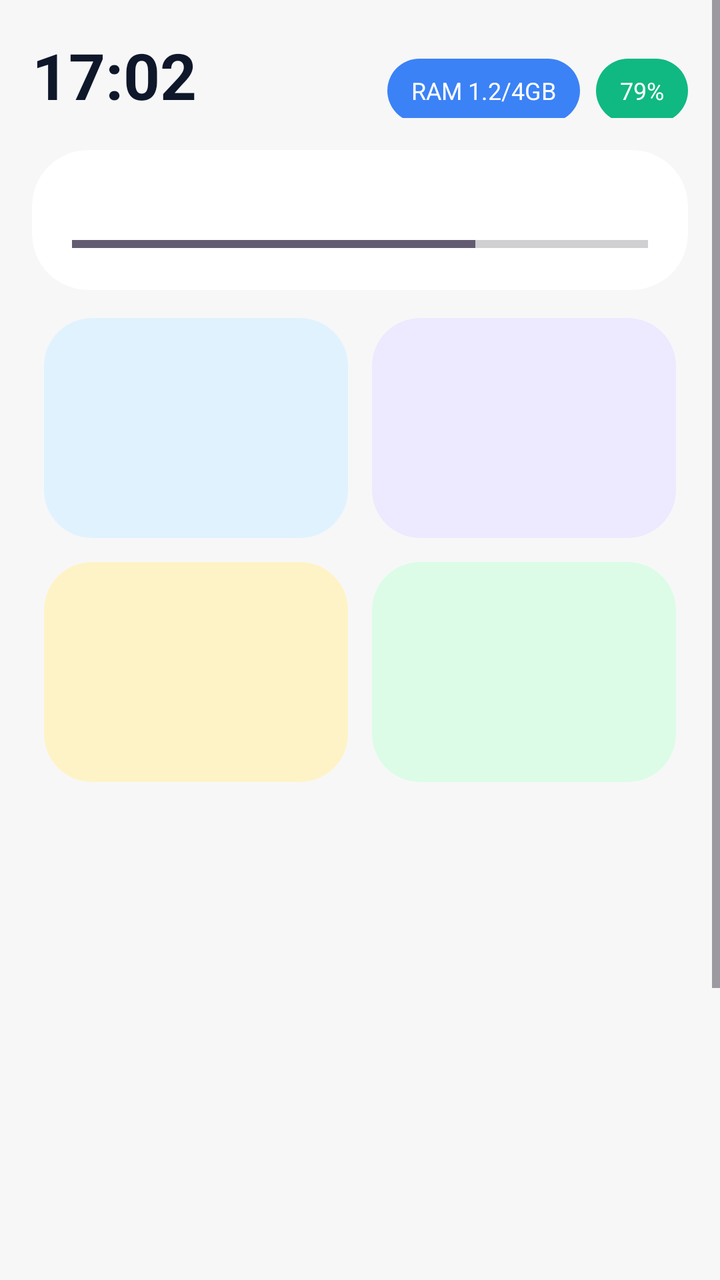
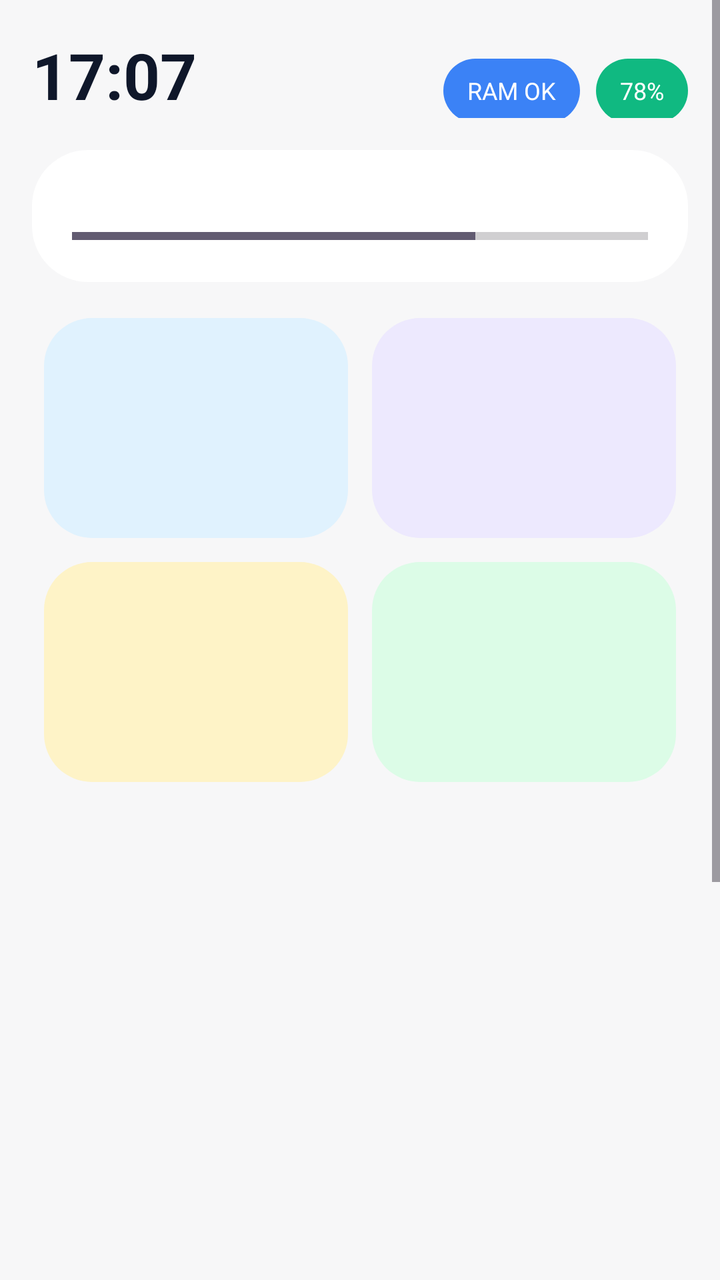

Two renders of the same Android screen: before a commit and after it. Below are the layout's source before the change and the commit's diff.
<!-- AndroidManifest.xml: application theme Theme.Liti -->
<!-- res/layout/activity_main.xml -->
<?xml version="1.0" encoding="utf-8"?>
<ScrollView xmlns:android="http://schemas.android.com/apk/res/android"
    xmlns:app="http://schemas.android.com/apk/res-auto"
    android:layout_width="match_parent"
    android:layout_height="match_parent"
    android:background="#F7F7F8"
    android:fillViewport="true">

<LinearLayout android:layout_width="match_parent" android:layout_height="wrap_content" android:orientation="vertical" android:padding="16dp">

    <LinearLayout android:layout_width="match_parent" android:layout_height="wrap_content" android:orientation="horizontal">
        <TextView android:id="@+id/timeView" android:layout_width="0dp" android:layout_height="wrap_content" android:layout_weight="1" android:text="17:02" android:textSize="32sp" android:textStyle="bold" android:textColor="#0F172A"/>
        <TextView android:id="@+id/ramPill" android:layout_width="wrap_content" android:layout_height="32dp" android:background="@drawable/pill_blue" android:text="RAM 1.2/4GB" android:paddingLeft="12dp" android:paddingRight="12dp" android:gravity="center" android:textColor="#fff" android:textSize="12sp" android:layout_marginEnd="8dp"/>
        <TextView android:id="@+id/batPill" android:layout_width="wrap_content" android:layout_height="32dp" android:background="@drawable/pill_green" android:text="79%" android:paddingLeft="12dp" android:paddingRight="12dp" android:gravity="center" android:textColor="#fff" android:textSize="12sp"/>
    </LinearLayout>

    <androidx.cardview.widget.CardView android:id="@+id/coreCard" android:layout_width="match_parent" android:layout_height="wrap_content" android:layout_marginTop="16dp" app:cardCornerRadius="28dp" app:cardElevation="0dp">
        <LinearLayout android:layout_width="match_parent" android:layout_height="wrap_content" android:orientation="vertical" android:padding="20dp">
            <TextView android:text="HYPER CORE" android:textSize="11sp" android:textColor="#64748B"/>
            <LinearLayout android:layout_width="match_parent" android:layout_height="wrap_content" android:orientation="horizontal" android:layout_marginTop="12dp">
                <LinearLayout android:layout_width="0dp" android:layout_height="wrap_content" android:layout_weight="1" android:orientation="vertical"><TextView android:text="RAM LIBRE" android:textSize="10sp" android:textColor="#64748B"/><TextView android:id="@+id/ramText" android:text="1.2 GB" android:textSize="18sp" android:textStyle="bold"/></LinearLayout>
                <LinearLayout android:layout_width="0dp" android:layout_height="wrap_content" android:layout_weight="1" android:orientation="vertical"><TextView android:text="FPS" android:textSize="10sp" android:textColor="#64748B"/><TextView android:id="@+id/fpsText" android:text="60" android:textSize="18sp" android:textStyle="bold"/></LinearLayout>
            </LinearLayout>
            <ProgressBar android:id="@+id/ramProgress" style="?android:attr/progressBarStyleHorizontal" android:layout_width="match_parent" android:layout_height="6dp" android:layout_marginTop="12dp" android:progress="70" android:max="100"/>
        </LinearLayout>
    </androidx.cardview.widget.CardView>

    <LinearLayout android:layout_width="match_parent" android:layout_height="wrap_content" android:orientation="horizontal" android:layout_marginTop="8dp">
        <androidx.cardview.widget.CardView android:id="@+id/btnClean" android:layout_width="0dp" android:layout_height="110dp" android:layout_weight="1" android:layout_margin="6dp" app:cardCornerRadius="24dp" app:cardElevation="0dp"><LinearLayout android:layout_width="match_parent" android:layout_height="match_parent" android:orientation="vertical" android:padding="16dp" android:background="#E0F2FE"><TextView android:text="🧹" android:textSize="24sp"/><TextView android:text="CLEAN RAM" android:textStyle="bold" android:layout_marginTop="8dp"/><TextView android:text="+850 MB" android:textSize="12sp" android:textColor="#0284C7"/></LinearLayout></androidx.cardview.widget.CardView>
        <androidx.cardview.widget.CardView android:id="@+id/btnNet" android:layout_width="0dp" android:layout_height="110dp" android:layout_weight="1" android:layout_margin="6dp" app:cardCornerRadius="24dp" app:cardElevation="0dp"><LinearLayout android:layout_width="match_parent" android:layout_height="match_parent" android:orientation="vertical" android:padding="16dp" android:background="#EDE9FE"><TextView android:text="⚡" android:textSize="24sp"/><TextView android:text="BOOST NET" android:textStyle="bold" android:layout_marginTop="8dp"/><TextView android:id="@+id/pingText" android:text="Ping 14ms" android:textSize="12sp" android:textColor="#7C3AED"/></LinearLayout></androidx.cardview.widget.CardView>
    </LinearLayout>

    <LinearLayout android:layout_width="match_parent" android:layout_height="wrap_content" android:orientation="horizontal">
        <androidx.cardview.widget.CardView android:id="@+id/btnGame" android:layout_width="0dp" android:layout_height="110dp" android:layout_weight="1" android:layout_margin="6dp" app:cardCornerRadius="24dp" app:cardElevation="0dp"><LinearLayout android:layout_width="match_parent" android:layout_height="match_parent" android:orientation="vertical" android:padding="16dp" android:background="#FEF3C7"><TextView android:text="🎮" android:textSize="24sp"/><TextView android:text="GAME TURBO" android:textStyle="bold" android:layout_marginTop="8dp"/><TextView android:text="Beast Mode" android:textSize="12sp" android:textColor="#D97706"/></LinearLayout></androidx.cardview.widget.CardView>
        <androidx.cardview.widget.CardView android:id="@+id/btnSleep" android:layout_width="0dp" android:layout_height="110dp" android:layout_weight="1" android:layout_margin="6dp" app:cardCornerRadius="24dp" app:cardElevation="0dp"><LinearLayout android:layout_width="match_parent" android:layout_height="match_parent" android:orientation="vertical" android:padding="16dp" android:background="#DCFCE7"><TextView android:text="🌙" android:textSize="24sp"/><TextView android:text="DEEP SLEEP" android:textStyle="bold" android:layout_marginTop="8dp"/><TextView android:text="+3.2h" android:textSize="12sp" android:textColor="#16A34A"/></LinearLayout></androidx.cardview.widget.CardView>
    </LinearLayout>

    <androidx.recyclerview.widget.RecyclerView android:id="@+id/appList" android:layout_width="match_parent" android:layout_height="400dp" android:layout_marginTop="16dp"/>

</LinearLayout>
</ScrollView>
<!-- resources referenced by this layout -->
<resources>
  <!-- drawable pill_blue (drawable) -->
  <shape xmlns:android="http://schemas.android.com/apk/res/android" android:shape="rectangle"><corners android:radius="16dp"/><solid android:color="#3B82F6"/></shape>
  <!-- drawable pill_green (drawable) -->
  <shape xmlns:android="http://schemas.android.com/apk/res/android" android:shape="rectangle"><corners android:radius="16dp"/><solid android:color="#10B981"/></shape>
  <style name="Theme.Liti" parent="Theme.Material3.DayNight.NoActionBar">
      <item name="android:statusBarColor">@android:color/transparent</item>
      <item name="android:navigationBarColor">@android:color/transparent</item>
  </style>
</resources>

<!-- the commit's change to res/layout/activity_main.xml (unified diff, before → after) -->
@@ -1,41 +1,34 @@
 <?xml version="1.0" encoding="utf-8"?>
 <ScrollView xmlns:android="http://schemas.android.com/apk/res/android"
-    xmlns:app="http://schemas.android.com/apk/res-auto"
     android:layout_width="match_parent"
     android:layout_height="match_parent"
     android:background="#F7F7F8"
     android:fillViewport="true">
-
 <LinearLayout android:layout_width="match_parent" android:layout_height="wrap_content" android:orientation="vertical" android:padding="16dp">
 
     <LinearLayout android:layout_width="match_parent" android:layout_height="wrap_content" android:orientation="horizontal">
-        <TextView android:id="@+id/timeView" android:layout_width="0dp" android:layout_height="wrap_content" android:layout_weight="1" android:text="17:02" android:textSize="32sp" android:textStyle="bold" android:textColor="#0F172A"/>
-        <TextView android:id="@+id/ramPill" android:layout_width="wrap_content" android:layout_height="32dp" android:background="@drawable/pill_blue" android:text="RAM 1.2/4GB" android:paddingLeft="12dp" android:paddingRight="12dp" android:gravity="center" android:textColor="#fff" android:textSize="12sp" android:layout_marginEnd="8dp"/>
-        <TextView android:id="@+id/batPill" android:layout_width="wrap_content" android:layout_height="32dp" android:background="@drawable/pill_green" android:text="79%" android:paddingLeft="12dp" android:paddingRight="12dp" android:gravity="center" android:textColor="#fff" android:textSize="12sp"/>
+        <TextView android:id="@+id/timeView" android:layout_width="0dp" android:layout_height="wrap_content" android:layout_weight="1" android:text="17:07" android:textSize="32sp" android:textStyle="bold" android:textColor="#0F172A"/>
+        <TextView android:id="@+id/ramPill" android:layout_width="wrap_content" android:layout_height="32dp" android:background="@drawable/pill_blue" android:text="RAM OK" android:paddingLeft="12dp" android:paddingRight="12dp" android:gravity="center" android:textColor="#ffffff" android:textSize="12sp" android:layout_marginEnd="8dp"/>
+        <TextView android:id="@+id/batPill" android:layout_width="wrap_content" android:layout_height="32dp" android:background="@drawable/pill_green" android:text="78%" android:paddingLeft="12dp" android:paddingRight="12dp" android:gravity="center" android:textColor="#ffffff" android:textSize="12sp"/>
     </LinearLayout>
 
-    <androidx.cardview.widget.CardView android:id="@+id/coreCard" android:layout_width="match_parent" android:layout_height="wrap_content" android:layout_marginTop="16dp" app:cardCornerRadius="28dp" app:cardElevation="0dp">
-        <LinearLayout android:layout_width="match_parent" android:layout_height="wrap_content" android:orientation="vertical" android:padding="20dp">
-            <TextView android:text="HYPER CORE" android:textSize="11sp" android:textColor="#64748B"/>
-            <LinearLayout android:layout_width="match_parent" android:layout_height="wrap_content" android:orientation="horizontal" android:layout_marginTop="12dp">
-                <LinearLayout android:layout_width="0dp" android:layout_height="wrap_content" android:layout_weight="1" android:orientation="vertical"><TextView android:text="RAM LIBRE" android:textSize="10sp" android:textColor="#64748B"/><TextView android:id="@+id/ramText" android:text="1.2 GB" android:textSize="18sp" android:textStyle="bold"/></LinearLayout>
-                <LinearLayout android:layout_width="0dp" android:layout_height="wrap_content" android:layout_weight="1" android:orientation="vertical"><TextView android:text="FPS" android:textSize="10sp" android:textColor="#64748B"/><TextView android:id="@+id/fpsText" android:text="60" android:textSize="18sp" android:textStyle="bold"/></LinearLayout>
-            </LinearLayout>
-            <ProgressBar android:id="@+id/ramProgress" style="?android:attr/progressBarStyleHorizontal" android:layout_width="match_parent" android:layout_height="6dp" android:layout_marginTop="12dp" android:progress="70" android:max="100"/>
-        </LinearLayout>
-    </androidx.cardview.widget.CardView>
+    <LinearLayout android:id="@+id/coreCard" android:layout_width="match_parent" android:layout_height="wrap_content" android:layout_marginTop="16dp" android:background="@drawable/bg_card" android:orientation="vertical" android:padding="20dp">
+        <TextView android:text="HYPER CORE" android:textSize="11sp" android:textColor="#64748B"/>
+        <TextView android:id="@+id/ramText" android:text="1.2 GB libre" android:textSize="18sp" android:textStyle="bold" android:layout_marginTop="8dp"/>
+        <ProgressBar android:id="@+id/ramProgress" style="?android:attr/progressBarStyleHorizontal" android:layout_width="match_parent" android:layout_height="6dp" android:layout_marginTop="12dp" android:progress="70" android:max="100"/>
+    </LinearLayout>
 
-    <LinearLayout android:layout_width="match_parent" android:layout_height="wrap_content" android:orientation="horizontal" android:layout_marginTop="8dp">
-        <androidx.cardview.widget.CardView android:id="@+id/btnClean" android:layout_width="0dp" android:layout_height="110dp" android:layout_weight="1" android:layout_margin="6dp" app:cardCornerRadius="24dp" app:cardElevation="0dp"><LinearLayout android:layout_width="match_parent" android:layout_height="match_parent" android:orientation="vertical" android:padding="16dp" android:background="#E0F2FE"><TextView android:text="🧹" android:textSize="24sp"/><TextView android:text="CLEAN RAM" android:textStyle="bold" android:layout_marginTop="8dp"/><TextView android:text="+850 MB" android:textSize="12sp" android:textColor="#0284C7"/></LinearLayout></androidx.cardview.widget.CardView>
-        <androidx.cardview.widget.CardView android:id="@+id/btnNet" android:layout_width="0dp" android:layout_height="110dp" android:layout_weight="1" android:layout_margin="6dp" app:cardCornerRadius="24dp" app:cardElevation="0dp"><LinearLayout android:layout_width="match_parent" android:layout_height="match_parent" android:orientation="vertical" android:padding="16dp" android:background="#EDE9FE"><TextView android:text="⚡" android:textSize="24sp"/><TextView android:text="BOOST NET" android:textStyle="bold" android:layout_marginTop="8dp"/><TextView android:id="@+id/pingText" android:text="Ping 14ms" android:textSize="12sp" android:textColor="#7C3AED"/></LinearLayout></androidx.cardview.widget.CardView>
+    <LinearLayout android:layout_width="match_parent" android:layout_height="wrap_content" android:orientation="horizontal" android:layout_marginTop="12dp">
+        <LinearLayout android:id="@+id/btnClean" android:layout_width="0dp" android:layout_height="110dp" android:layout_weight="1" android:layout_margin="6dp" android:background="@drawable/bg_btn_blue" android:orientation="vertical" android:padding="16dp"><TextView android:text="🧹" android:textSize="24sp"/><TextView android:text="CLEAN RAM" android:textStyle="bold" android:layout_marginTop="8dp"/><TextView android:text="+850 MB" android:textSize="12sp"/></LinearLayout>
+        <LinearLayout android:id="@+id/btnNet" android:layout_width="0dp" android:layout_height="110dp" android:layout_weight="1" android:layout_margin="6dp" android:background="@drawable/bg_btn_purple" android:orientation="vertical" android:padding="16dp"><TextView android:text="⚡" android:textSize="24sp"/><TextView android:text="BOOST NET" android:textStyle="bold" android:layout_marginTop="8dp"/><TextView android:id="@+id/pingText" android:text="Ping 14ms" android:textSize="12sp"/></LinearLayout>
     </LinearLayout>
 
     <LinearLayout android:layout_width="match_parent" android:layout_height="wrap_content" android:orientation="horizontal">
-        <androidx.cardview.widget.CardView android:id="@+id/btnGame" android:layout_width="0dp" android:layout_height="110dp" android:layout_weight="1" android:layout_margin="6dp" app:cardCornerRadius="24dp" app:cardElevation="0dp"><LinearLayout android:layout_width="match_parent" android:layout_height="match_parent" android:orientation="vertical" android:padding="16dp" android:background="#FEF3C7"><TextView android:text="🎮" android:textSize="24sp"/><TextView android:text="GAME TURBO" android:textStyle="bold" android:layout_marginTop="8dp"/><TextView android:text="Beast Mode" android:textSize="12sp" android:textColor="#D97706"/></LinearLayout></androidx.cardview.widget.CardView>
-        <androidx.cardview.widget.CardView android:id="@+id/btnSleep" android:layout_width="0dp" android:layout_height="110dp" android:layout_weight="1" android:layout_margin="6dp" app:cardCornerRadius="24dp" app:cardElevation="0dp"><LinearLayout android:layout_width="match_parent" android:layout_height="match_parent" android:orientation="vertical" android:padding="16dp" android:background="#DCFCE7"><TextView android:text="🌙" android:textSize="24sp"/><TextView android:text="DEEP SLEEP" android:textStyle="bold" android:layout_marginTop="8dp"/><TextView android:text="+3.2h" android:textSize="12sp" android:textColor="#16A34A"/></LinearLayout></androidx.cardview.widget.CardView>
+        <LinearLayout android:id="@+id/btnGame" android:layout_width="0dp" android:layout_height="110dp" android:layout_weight="1" android:layout_margin="6dp" android:background="@drawable/bg_btn_yellow" android:orientation="vertical" android:padding="16dp"><TextView android:text="🎮" android:textSize="24sp"/><TextView android:text="GAME TURBO" android:textStyle="bold" android:layout_marginTop="8dp"/><TextView android:text="Beast Mode" android:textSize="12sp"/></LinearLayout>
+        <LinearLayout android:id="@+id/btnSleep" android:layout_width="0dp" android:layout_height="110dp" android:layout_weight="1" android:layout_margin="6dp" android:background="@drawable/bg_btn_green" android:orientation="vertical" android:padding="16dp"><TextView android:text="🌙" android:textSize="24sp"/><TextView android:text="DEEP SLEEP" android:textStyle="bold" android:layout_marginTop="8dp"/><TextView android:text="+3.2h" android:textSize="12sp"/></LinearLayout>
     </LinearLayout>
 
-    <androidx.recyclerview.widget.RecyclerView android:id="@+id/appList" android:layout_width="match_parent" android:layout_height="400dp" android:layout_marginTop="16dp"/>
+    <androidx.recyclerview.widget.RecyclerView android:id="@+id/appList" android:layout_width="match_parent" android:layout_height="500dp" android:layout_marginTop="16dp"/>
 
 </LinearLayout>
 </ScrollView>
<!-- resource entries referenced after the edit -->
@@ -1,5 +1,30 @@
 <!-- resources referenced by this layout -->
 <resources>
+  <!-- drawable bg_btn_blue (drawable) -->
+  <shape xmlns:android="http://schemas.android.com/apk/res/android" android:shape="rectangle">
+      <corners android:radius="24dp"/>
+      <solid android:color="#E0F2FE"/>
+  </shape>
+  <!-- drawable bg_btn_green (drawable) -->
+  <shape xmlns:android="http://schemas.android.com/apk/res/android" android:shape="rectangle">
+      <corners android:radius="24dp"/>
+      <solid android:color="#DCFCE7"/>
+  </shape>
+  <!-- drawable bg_btn_purple (drawable) -->
+  <shape xmlns:android="http://schemas.android.com/apk/res/android" android:shape="rectangle">
+      <corners android:radius="24dp"/>
+      <solid android:color="#EDE9FE"/>
+  </shape>
+  <!-- drawable bg_btn_yellow (drawable) -->
+  <shape xmlns:android="http://schemas.android.com/apk/res/android" android:shape="rectangle">
+      <corners android:radius="24dp"/>
+      <solid android:color="#FEF3C7"/>
+  </shape>
+  <!-- drawable bg_card (drawable) -->
+  <shape xmlns:android="http://schemas.android.com/apk/res/android" android:shape="rectangle">
+      <corners android:radius="28dp"/>
+      <solid android:color="#FFFFFF"/>
+  </shape>
   <!-- drawable pill_blue (drawable) -->
   <shape xmlns:android="http://schemas.android.com/apk/res/android" android:shape="rectangle"><corners android:radius="16dp"/><solid android:color="#3B82F6"/></shape>
   <!-- drawable pill_green (drawable) -->
